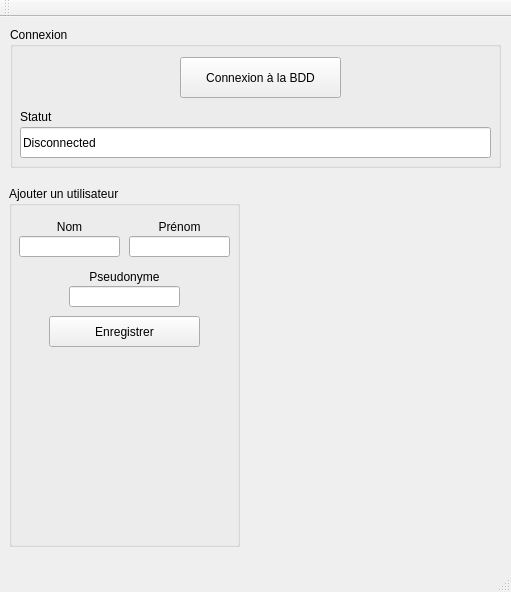
First picture: the form in AdministratorApp/AdministratorApp.ui, repository YannFauquembergue/GestionAbri, before the edit.
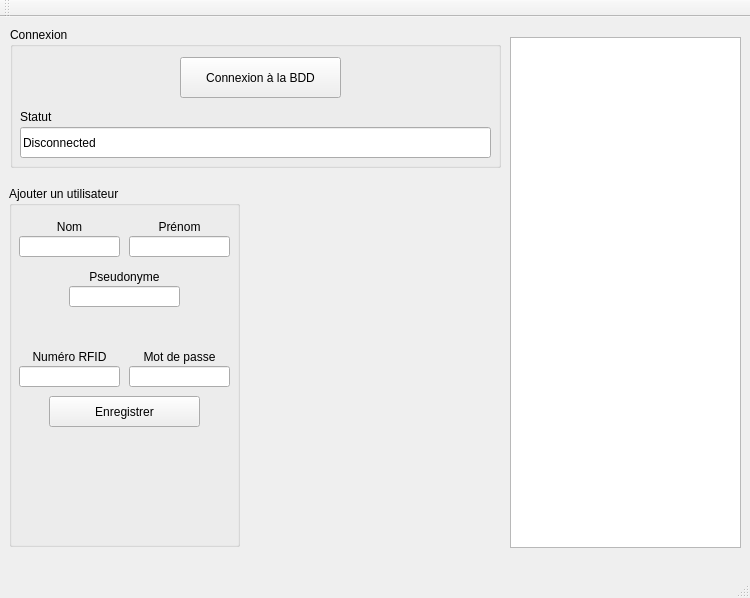
Second picture: the form after the edit. The open tabs and pages were chosen to show the change.

Diff of the .ui file:
```diff
--- a/AdministratorApp/AdministratorApp.ui
+++ b/AdministratorApp/AdministratorApp.ui
@@ -6,8 +6,8 @@
    <rect>
     <x>0</x>
     <y>0</y>
-    <width>511</width>
-    <height>592</height>
+    <width>750</width>
+    <height>598</height>
    </rect>
   </property>
   <property name="windowTitle">
@@ -212,7 +212,7 @@
        <property name="geometry">
         <rect>
          <x>40</x>
-         <y>130</y>
+         <y>210</y>
          <width>151</width>
          <height>31</height>
         </rect>
@@ -221,9 +221,95 @@
         <string>Enregistrer</string>
        </property>
       </widget>
+      <widget class="QLineEdit" name="rfidLineEdit">
+       <property name="geometry">
+        <rect>
+         <x>10</x>
+         <y>180</y>
+         <width>101</width>
+         <height>21</height>
+        </rect>
+       </property>
+       <property name="text">
+        <string/>
+       </property>
+      </widget>
+      <widget class="QLabel" name="passwordLabel">
+       <property name="geometry">
+        <rect>
+         <x>120</x>
+         <y>160</y>
+         <width>101</width>
+         <height>21</height>
+        </rect>
+       </property>
+       <property name="text">
+        <string>Mot de passe</string>
+       </property>
+       <property name="alignment">
+        <set>Qt::AlignCenter</set>
+       </property>
+      </widget>
+      <widget class="QLineEdit" name="passwordLineEdit">
+       <property name="geometry">
+        <rect>
+         <x>120</x>
+         <y>180</y>
+         <width>101</width>
+         <height>21</height>
+        </rect>
+       </property>
+      </widget>
+      <widget class="QLabel" name="rfidLabel">
+       <property name="geometry">
+        <rect>
+         <x>10</x>
+         <y>160</y>
+         <width>101</width>
+         <height>21</height>
+        </rect>
+       </property>
+       <property name="text">
+        <string>Numéro RFID</string>
+       </property>
+       <property name="alignment">
+        <set>Qt::AlignCenter</set>
+       </property>
+      </widget>
      </widget>
     </widget>
    </widget>
+   <widget class="QListWidget" name="logList">
+    <property name="geometry">
+     <rect>
+      <x>510</x>
+      <y>20</y>
+      <width>231</width>
+      <height>511</height>
+     </rect>
+    </property>
+    <property name="autoScroll">
+     <bool>true</bool>
+    </property>
+    <property name="movement">
+     <enum>QListView::Static</enum>
+    </property>
+    <property name="isWrapping" stdset="0">
+     <bool>false</bool>
+    </property>
+    <property name="spacing">
+     <number>2</number>
+    </property>
+    <property name="viewMode">
+     <enum>QListView::ListMode</enum>
+    </property>
+    <property name="uniformItemSizes">
+     <bool>false</bool>
+    </property>
+    <property name="wordWrap">
+     <bool>true</bool>
+    </property>
+   </widget>
   </widget>
   <widget class="QMenuBar" name="menuBar">
    <property name="geometry">
```
Left out of the diff: 23 changed lines with no effect on the pictures.
